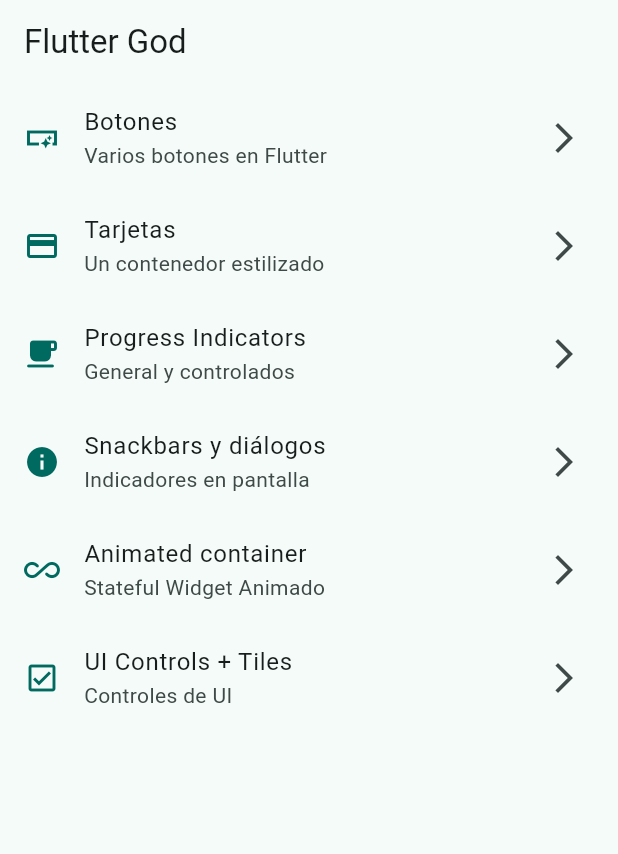
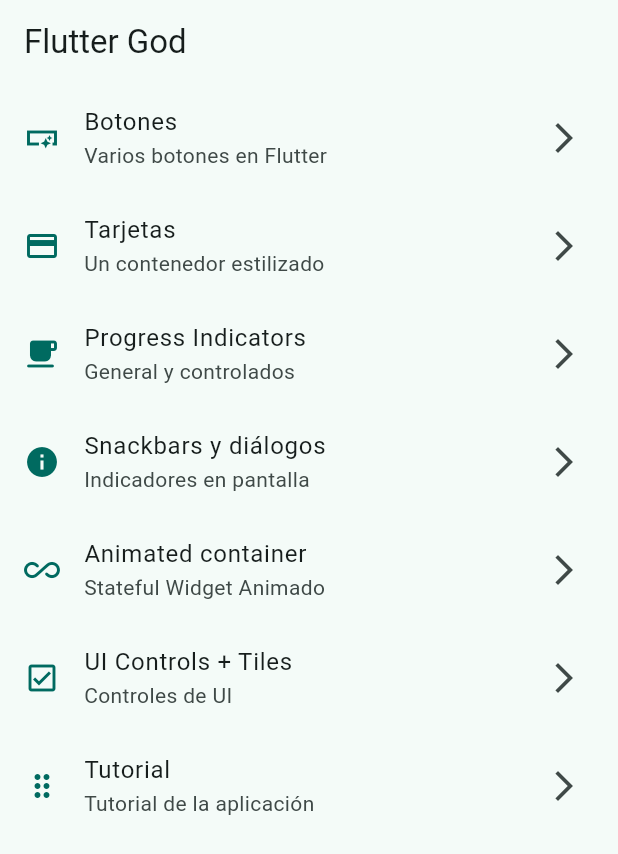
Before and after one commit to JonatanPanjoj/widgets_app, a Flutter app: the screen it shows after launch, on a phone screen of 412 x 824 dp. Shown: the top 854 px of the screen. Run offline on Flutter 3.47's test engine with Material 2 defaults, Android fonts, the phone set to English and light mode, and no system bars; our stand-ins replace go_router.

Commit message:
Tutorial Screen added

```diff
--- a/lib/config/menu/menu_items.dart
+++ b/lib/config/menu/menu_items.dart
@@ -51,4 +51,10 @@ const appMenuItems = <MenuItem> [
     link: '/ui-controls',
     icon: Icons.check_box_outlined,
   ),
+  MenuItem(
+    title: 'Tutorial',
+    subTitle: 'Tutorial de la aplicación',
+    link: '/app-tutorial',
+    icon: Icons.drag_indicator_sharp,
+  ),
 ];
--- a/lib/config/router/app_router.dart
+++ b/lib/config/router/app_router.dart
@@ -39,5 +39,10 @@ final appRouter = GoRouter(
       name: UiControlsScreen.name,
       builder: (context, state) => const UiControlsScreen(),
     ),
+    GoRoute(
+      path: '/tutorial',
+      name: AppTutorialScreen.name,
+      builder: (context, state) => const AppTutorialScreen(),
+    ),
   ]
 );
--- a/lib/presentation/screens/app_tutorial/app_tutorial_screen.dart
+++ b/lib/presentation/screens/app_tutorial/app_tutorial_screen.dart
@@ -1,10 +1,10 @@
 import 'package:flutter/material.dart';
 
-class TutorialScreen extends StatelessWidget {
+class AppTutorialScreen extends StatelessWidget {
 
   static const name = 'tutorial_screen';
 
-  const TutorialScreen({super.key});
+  const AppTutorialScreen({super.key});
 
   @override
   Widget build(BuildContext context) {
```
